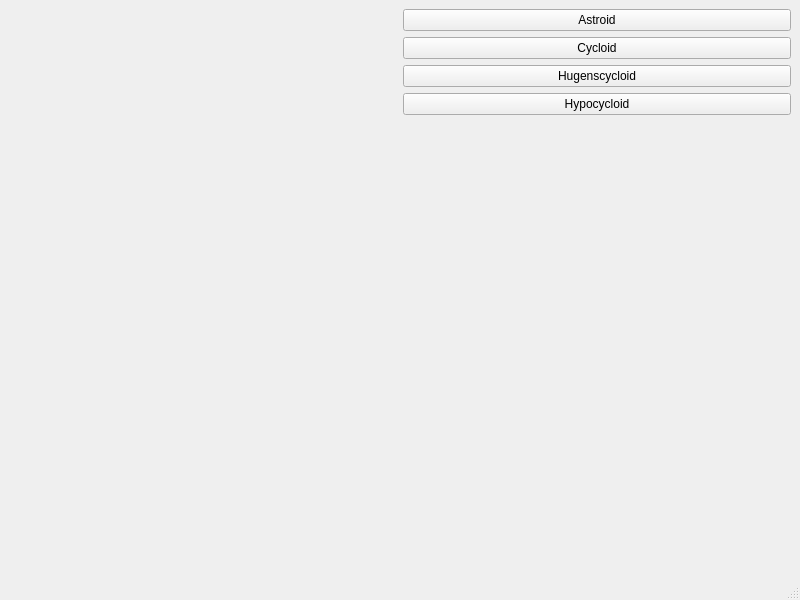
Old version of the form mainwindow.ui in the repository pratik8400/QtCurvesCPP.
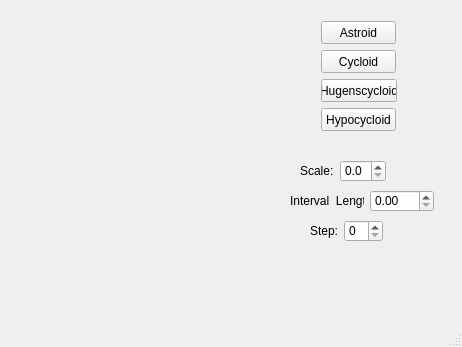
New version of the form. Custom widgets are drawn as their Qt base class.

Commit message: Implemented customised spin boxes

```diff
--- a/mainwindow.ui
+++ b/mainwindow.ui
@@ -6,64 +6,163 @@
    <rect>
     <x>0</x>
     <y>0</y>
-    <width>800</width>
-    <height>600</height>
+    <width>462</width>
+    <height>347</height>
    </rect>
   </property>
   <property name="windowTitle">
    <string>MainWindow</string>
   </property>
   <widget class="QWidget" name="centralwidget">
-   <layout class="QGridLayout" name="gridLayout">
-    <item row="0" column="0">
-     <widget class="RenderArea" name="renderArea" native="true"/>
-    </item>
-    <item row="0" column="1">
-     <layout class="QVBoxLayout" name="verticalLayout">
-      <item>
-       <widget class="QPushButton" name="btnAstroid">
-        <property name="text">
-         <string>Astroid</string>
-        </property>
-       </widget>
-      </item>
-      <item>
+   <widget class="RenderArea" name="renderArea" native="true">
+    <property name="geometry">
+     <rect>
+      <x>70</x>
+      <y>10</y>
+      <width>219</width>
+      <height>309</height>
+     </rect>
+    </property>
+   </widget>
        <widget class="QPushButton" name="btnCycloid">
+    <property name="geometry">
+     <rect>
+      <x>321</x>
+      <y>50</y>
+      <width>75</width>
+      <height>23</height>
+     </rect>
+    </property>
         <property name="text">
          <string>Cycloid</string>
         </property>
        </widget>
-      </item>
-      <item>
+   <widget class="QPushButton" name="btnAstroid">
+    <property name="geometry">
+     <rect>
+      <x>321</x>
+      <y>21</y>
+      <width>75</width>
+      <height>23</height>
+     </rect>
+    </property>
+    <property name="text">
+     <string>Astroid</string>
+    </property>
+   </widget>
        <widget class="QPushButton" name="btnHuygencycloid">
+    <property name="geometry">
+     <rect>
+      <x>321</x>
+      <y>79</y>
+      <width>76</width>
+      <height>23</height>
+     </rect>
+    </property>
         <property name="text">
          <string>Hugenscycloid</string>
         </property>
        </widget>
-      </item>
-      <item>
        <widget class="QPushButton" name="btnHypocycloid">
+    <property name="geometry">
+     <rect>
+      <x>321</x>
+      <y>108</y>
+      <width>75</width>
+      <height>23</height>
+     </rect>
+    </property>
         <property name="text">
          <string>Hypocycloid</string>
         </property>
        </widget>
+   <widget class="QWidget" name="">
+    <property name="geometry">
+     <rect>
+      <x>300</x>
+      <y>160</y>
+      <width>86</width>
+      <height>22</height>
+     </rect>
+    </property>
+    <layout class="QHBoxLayout" name="horizontalLayout">
+     <item>
+      <widget class="QLabel" name="label">
+       <property name="text">
+        <string>Scale:</string>
+       </property>
+      </widget>
       </item>
       <item>
-       <spacer name="verticalSpacer">
-        <property name="orientation">
-         <enum>Qt::Vertical</enum>
-        </property>
-        <property name="sizeHint" stdset="0">
-         <size>
-          <width>20</width>
-          <height>40</height>
-         </size>
-        </property>
-       </spacer>
-      </item>
-     </layout>
-    </item>
-   </layout>
+      <widget class="QDoubleSpinBox" name="spinScale">
+       <property name="decimals">
+        <number>1</number>
+       </property>
+       <property name="singleStep">
+        <double>0.100000000000000</double>
+       </property>
+      </widget>
+     </item>
+    </layout>
+   </widget>
+   <widget class="QWidget" name="">
+    <property name="geometry">
+     <rect>
+      <x>290</x>
+      <y>190</y>
+      <width>144</width>
+      <height>22</height>
+     </rect>
+    </property>
+    <layout class="QHBoxLayout" name="horizontalLayout_2">
+     <item>
+      <widget class="QLabel" name="label_2">
+       <property name="text">
+        <string>Interval  Length:</string>
+       </property>
+      </widget>
+     </item>
+     <item>
+      <widget class="QDoubleSpinBox" name="intervalScale">
+       <property name="maximum">
+        <double>100.000000000000000</double>
+       </property>
+       <property name="singleStep">
+        <double>0.100000000000000</double>
+       </property>
+      </widget>
+     </item>
+    </layout>
+   </widget>
+   <widget class="QWidget" name="">
+    <property name="geometry">
+     <rect>
+      <x>310</x>
+      <y>220</y>
+      <width>73</width>
+      <height>22</height>
+     </rect>
+    </property>
+    <layout class="QHBoxLayout" name="horizontalLayout_3">
+     <item>
+      <widget class="QLabel" name="label_3">
+       <property name="text">
+        <string>Step:</string>
+       </property>
+      </widget>
+     </item>
+     <item>
+      <widget class="QSpinBox" name="spinStep">
+       <property name="maximum">
+        <number>512</number>
+       </property>
+       <property name="singleStep">
+        <number>8</number>
+       </property>
+      </widget>
+     </item>
+    </layout>
+   </widget>
   </widget>
   <widget class="QStatusBar" name="statusbar"/>
  </widget>
```
Lines whose indentation alone changed are shown as unchanged. The commit also changes 4 other files.
